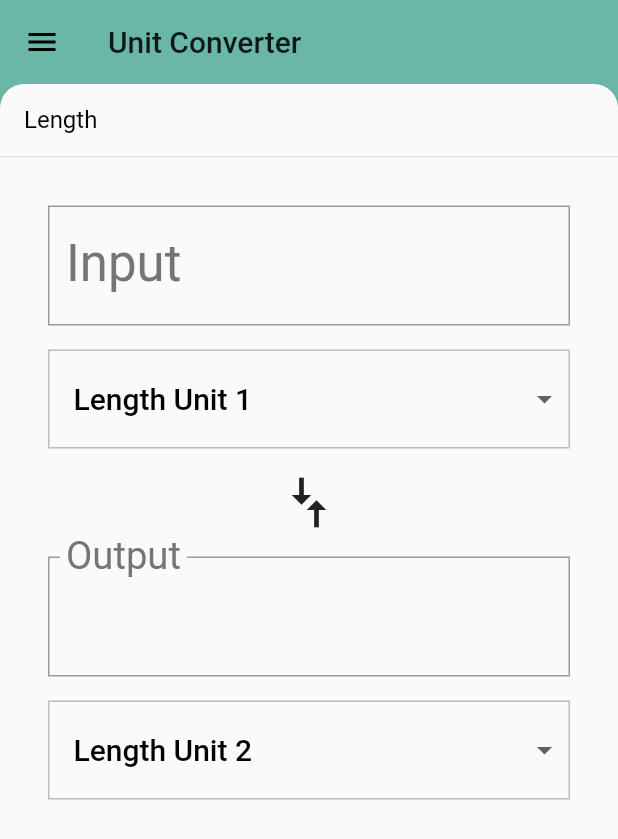
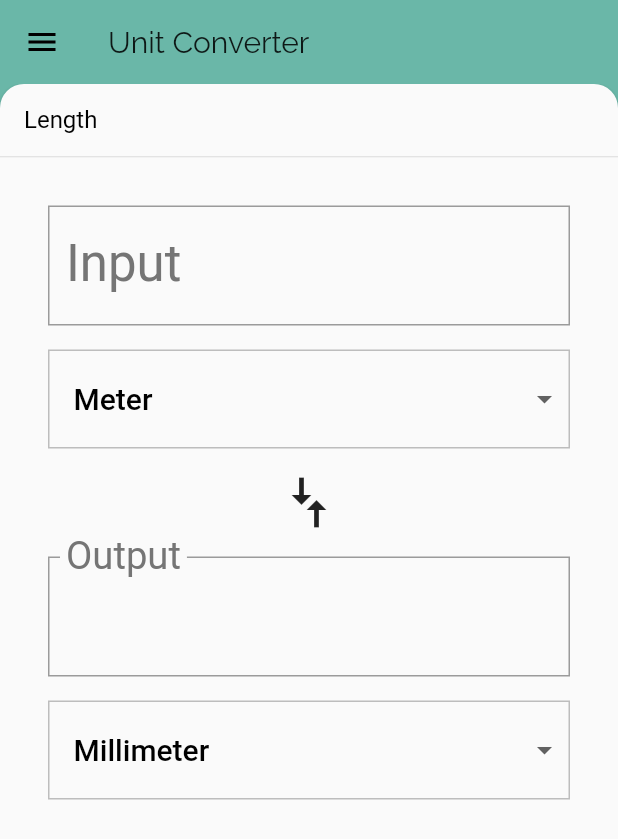
Before and after one commit to bernadettkiss/UnitConverter, a Flutter app: the screen it shows after launch, after a tap on "Length", on a phone screen of 412 x 824 dp. Shown: the top 839 px of the screen. Run offline on Flutter 3.47's test engine with Material 2 defaults, Android fonts, the phone set to English and light mode, and no system bars.

Commit message:
feat: Custom icons and real units

```diff
--- a/unit_converter/lib/category.dart
+++ b/unit_converter/lib/category.dart
@@ -6,7 +6,7 @@ import 'unit.dart';
 class Category {
   final String name;
   final ColorSwatch color;
-  final IconData iconLocation;
+  final String iconLocation;
   final List<Unit> units;
 
   const Category(
--- a/unit_converter/lib/category_route.dart
+++ b/unit_converter/lib/category_route.dart
@@ -1,3 +1,6 @@
+import 'dart:async';
+import 'dart:convert';
+
 import 'package:flutter/material.dart';
 
 import 'backdrop.dart';
@@ -17,16 +20,6 @@ class _CategoryRouteState extends State<CategoryRoute> {
   Category _defaultCategory;
   Category _currentCategory;
   final _categories = <Category>[];
-  static const _categoryNames = <String>[
-    'Length',
-    'Area',
-    'Volume',
-    'Mass',
-    'Time',
-    'Digital Storage',
-    'Energy',
-    'Currency',
-  ];
 
   static const _baseColors = <ColorSwatch>[
     ColorSwatch(0xFF6AB7A8, {
@@ -64,21 +57,51 @@ class _CategoryRouteState extends State<CategoryRoute> {
     }),
   ];
 
+  static const _icons = <String>[
+    'assets/icons/length.png',
+    'assets/icons/area.png',
+    'assets/icons/volume.png',
+    'assets/icons/mass.png',
+    'assets/icons/time.png',
+    'assets/icons/digital_storage.png',
+    'assets/icons/power.png',
+    'assets/icons/currency.png',
+  ];
+
   @override
-  void initState() {
-    super.initState();
-    for (var i = 0; i < _categoryNames.length; i++) {
+  Future<void> didChangeDependencies() async {
+    super.didChangeDependencies();
+    if (_categories.isEmpty) {
+      await _retrieveLocalCategories();
+    }
+  }
+
+  Future<void> _retrieveLocalCategories() async {
+    final json = DefaultAssetBundle.of(context)
+        .loadString('assets/data/regular_units.json');
+    final data = JsonDecoder().convert(await json);
+    if (data is! Map) {
+      throw ('Data retrieved from API is not a Map');
+    }
+    var categoryIndex = 0;
+    data.keys.forEach((key) {
+      final List<Unit> units =
+          data[key].map<Unit>((dynamic data) => Unit.fromJson(data)).toList();
+
       var category = Category(
-        name: _categoryNames[i],
-        color: _baseColors[i],
-        iconLocation: Icons.cake,
-        units: _retrieveUnitList(_categoryNames[i]),
+        name: key,
+        units: units,
+        color: _baseColors[categoryIndex],
+        iconLocation: _icons[categoryIndex],
       );
-      if (i == 0) {
+      setState(() {
+        if (categoryIndex == 0) {
           _defaultCategory = category;
         }
         _categories.add(category);
-    }
+      });
+      categoryIndex += 1;
+    });
   }
 
   void _onCategoryTap(Category category) {
@@ -87,7 +110,8 @@ class _CategoryRouteState extends State<CategoryRoute> {
     });
   }
 
-  Widget _buildCategoryWidgets() {
+  Widget _buildCategoryWidgets(Orientation deviceOrientation) {
+    if (deviceOrientation == Orientation.portrait) {
       return ListView.builder(
         itemBuilder: (BuildContext context, int index) {
           return CategoryTile(
@@ -97,16 +121,18 @@ class _CategoryRouteState extends State<CategoryRoute> {
         },
         itemCount: _categories.length,
       );
+    } else {
+      return GridView.count(
+        crossAxisCount: 2,
+        childAspectRatio: 3.0,
+        children: _categories.map((Category c) {
+          return CategoryTile(
+            category: c,
+            onTap: _onCategoryTap,
+          );
+        }).toList(),
+      );
     }
-
-  List<Unit> _retrieveUnitList(String categoryName) {
-    return List.generate(10, (int i) {
-      i += 1;
-      return Unit(
-        name: '$categoryName Unit $i',
-        conversion: i.toDouble(),
-      );
-    });
   }
 
   @override
@@ -117,7 +143,7 @@ class _CategoryRouteState extends State<CategoryRoute> {
         right: 8.0,
         bottom: 48.0,
       ),
-      child: _buildCategoryWidgets(),
+      child: _buildCategoryWidgets(MediaQuery.of(context).orientation),
     );
 
     return Backdrop(
--- a/unit_converter/lib/category_tile.dart
+++ b/unit_converter/lib/category_tile.dart
@@ -36,10 +36,7 @@ class CategoryTile extends StatelessWidget {
               children: [
                 Padding(
                   padding: EdgeInsets.all(16.0),
-                  child: Icon(
-                    category.iconLocation,
-                    size: 60.0,
-                  ),
+                  child: Image.asset(category.iconLocation),
                 ),
                 Center(
                   child: Text(
--- a/unit_converter/lib/main.dart
+++ b/unit_converter/lib/main.dart
@@ -13,6 +13,7 @@ class UnitConverterApp extends StatelessWidget {
       debugShowCheckedModeBanner: false,
       title: 'Unit Converter',
       theme: ThemeData(
+        fontFamily: 'Raleway',
         textTheme: Theme.of(context).textTheme.apply(
               bodyColor: Colors.black,
               displayColor: Colors.grey[600],
--- a/unit_converter/lib/unit_converter.dart
+++ b/unit_converter/lib/unit_converter.dart
@@ -24,6 +24,7 @@ class _UnitConverterState extends State<UnitConverter> {
   String _convertedValue = '';
   List<DropdownMenuItem> _unitMenuItems;
   bool _showValidationError = false;
+  final _inputKey = GlobalKey(debugLabel: 'inputText');
 
   @override
   void initState() {
@@ -137,7 +138,6 @@ class _UnitConverterState extends State<UnitConverter> {
     return Container(
       margin: EdgeInsets.only(top: 16.0),
       decoration: BoxDecoration(
-        // This sets the color of the [DropdownButton] itself
         color: Colors.grey[50],
         border: Border.all(
           color: Colors.grey[400],
@@ -146,7 +146,6 @@ class _UnitConverterState extends State<UnitConverter> {
       ),
       padding: EdgeInsets.symmetric(vertical: 8.0),
       child: Theme(
-        // This sets the color of the [DropdownMenuItem]
         data: Theme.of(context).copyWith(
           canvasColor: Colors.grey[50],
         ),
@@ -221,8 +220,7 @@ class _UnitConverterState extends State<UnitConverter> {
       ),
     );
 
-    final converter = Column(
-      crossAxisAlignment: CrossAxisAlignment.stretch,
+    final converter = ListView(
       children: [
         input,
         arrows,
@@ -232,7 +230,20 @@ class _UnitConverterState extends State<UnitConverter> {
 
     return Padding(
       padding: _padding,
-      child: converter,
+      child: OrientationBuilder(
+        builder: (BuildContext context, Orientation orientation) {
+          if (orientation == Orientation.portrait) {
+            return converter;
+          } else {
+            return Center(
+              child: Container(
+                width: 450.0,
+                child: converter,
+              ),
+            );
+          }
+        },
+      ),
     );
   }
 }
```
Also changed, not shown: unit_converter/assets/data/regular_units.json (added, +235 -0 lines), unit_converter/pubspec.yaml (+16 -0 lines), unit_converter/assets/icons/area.png (added), unit_converter/assets/icons/currency.png (added), unit_converter/assets/icons/digital_storage.png (added), unit_converter/assets/icons/length.png (added), unit_converter/assets/icons/mass.png (added), unit_converter/assets/icons/power.png (added), unit_converter/assets/icons/time.png (added), unit_converter/assets/icons/volume.png (added), unit_converter/lib/backdrop.dart (line endings or trailing spaces), unit_converter/third_party/Raleway-Regular.ttf (added), 1 other file. Lines whose indentation alone changed are shown as unchanged.
